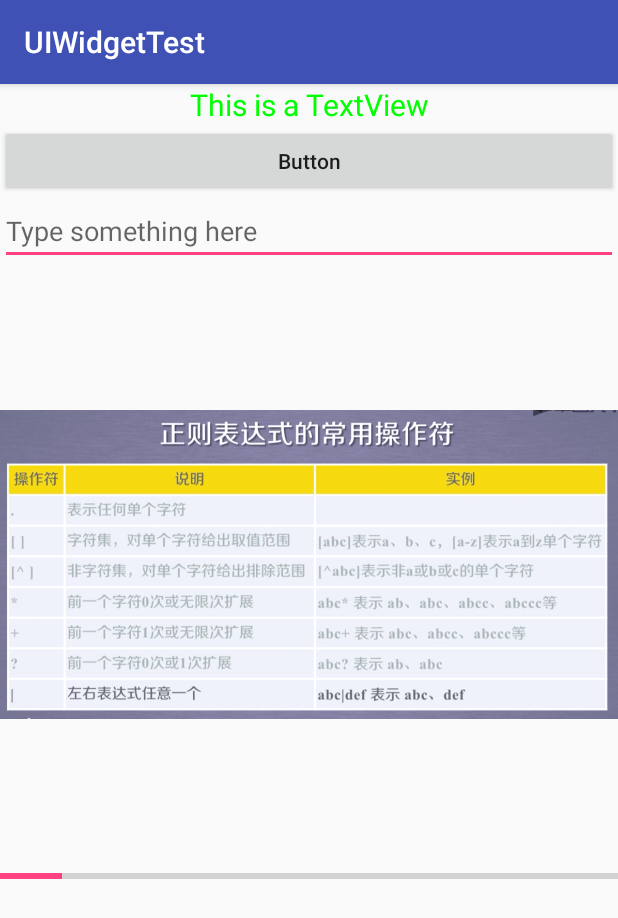
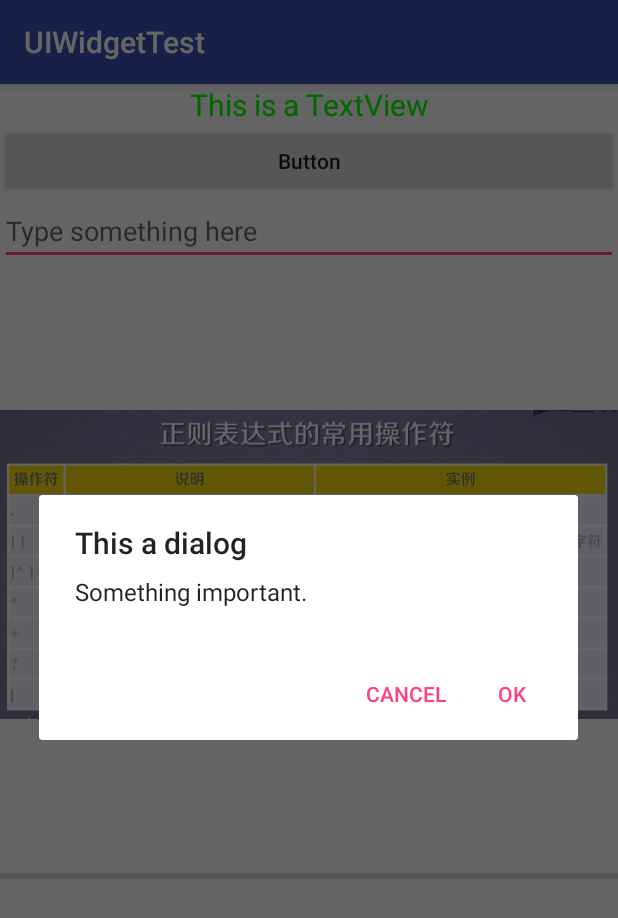
Before and after one commit to JackieTien97/AndroidUI_Tutorial, an Android app: the MainActivity screen opened directly, with no data from a screen before it, after a tap on "Button", on a phone screen of 412 x 824 dp. Shown: the top 918 px of the screen. Run offline under Robolectric (Android 15) with nearby library versions, the phone set to English and light mode, and no system bars.

Commit message:
AlterDialog

```diff
--- a/UIWidgetTest/app/src/main/java/com/example/uiwidgettest/MainActivity.java
+++ b/UIWidgetTest/app/src/main/java/com/example/uiwidgettest/MainActivity.java
@@ -1,5 +1,7 @@
 package com.example.uiwidgettest;
 
+import android.content.DialogInterface;
+import android.support.v7.app.AlertDialog;
 import android.support.v7.app.AppCompatActivity;
 import android.os.Bundle;
 import android.view.View;
@@ -29,7 +31,23 @@ public class MainActivity extends AppCompatActivity {
         button.setOnClickListener(new View.OnClickListener() {
             @Override
             public void onClick(View view) {
-                progressBar.setProgress(progressBar.getProgress() + 10);
+                AlertDialog.Builder dialog = new AlertDialog.Builder(MainActivity.this);
+                dialog.setTitle("This a dialog");
+                dialog.setMessage("Something important.");
+                dialog.setCancelable(false);
+                dialog.setPositiveButton("OK", new DialogInterface.OnClickListener() {
+                    @Override
+                    public void onClick(DialogInterface dialogInterface, int i) {
+
+                    }
+                });
+                dialog.setNegativeButton("Cancel", new DialogInterface.OnClickListener() {
+                    @Override
+                    public void onClick(DialogInterface dialogInterface, int i) {
+
+                    }
+                });
+                dialog.show();
             }
         });
     }
```
